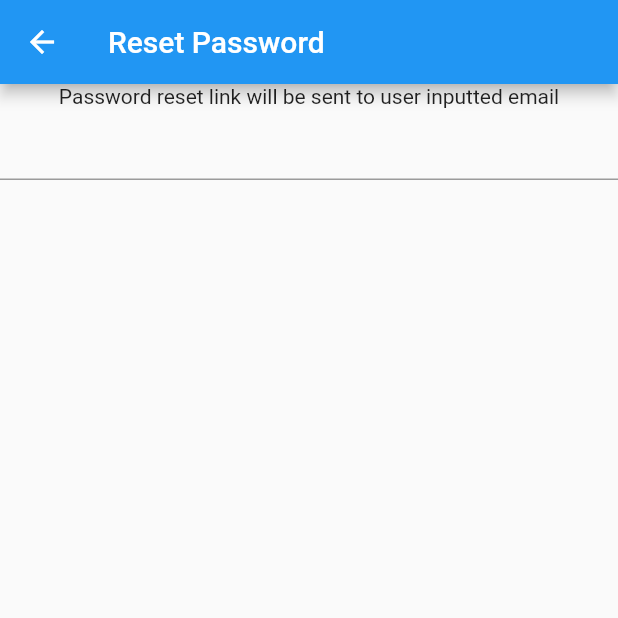
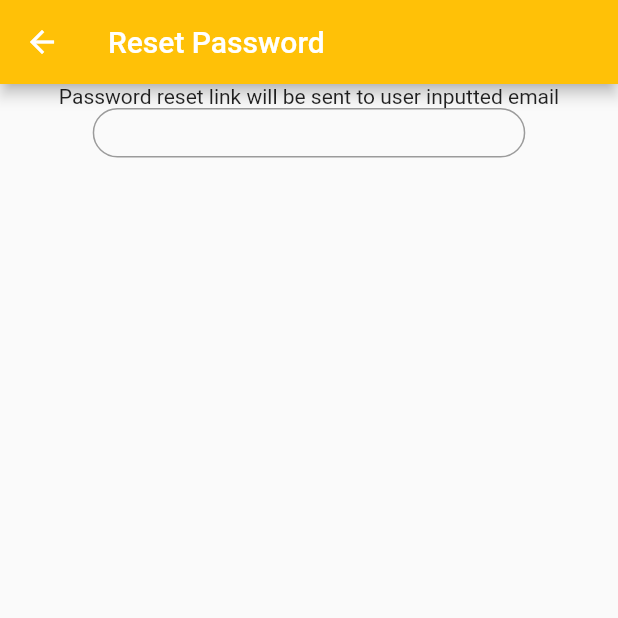
Before and after one commit to DarshanPZignuts/zig_app, a Flutter app: the ResetPassword screen opened directly, on a phone screen of 412 x 824 dp, the top half of it. Run offline on Flutter 3.47's test engine with Material 2 defaults, Android fonts, the phone set to English and light mode, and no system bars; our stand-ins replace firebase_auth, firebase_core; accounts and stored records are empty.

```diff
--- a/lib/main.dart
+++ b/lib/main.dart
@@ -18,7 +18,8 @@ class MyApp extends StatelessWidget {
 
   @override
   Widget build(BuildContext context) {
-    return const MaterialApp(
+    return MaterialApp(
+      theme: ThemeData(primaryColor: Colors.amber),
       debugShowCheckedModeBanner: false,
       home: SplashScreen(),
     );
--- a/lib/pages/resetpassword.dart
+++ b/lib/pages/resetpassword.dart
@@ -8,13 +8,30 @@ class ResetPassword extends StatelessWidget {
   @override
   Widget build(BuildContext context) {
     return Scaffold(
-      appBar: AppBar(title: Text("Reset Password")),
+      appBar: AppBar(
+        title: Text("Reset Password"),
+        backgroundColor: Theme.of(context).primaryColor,
+      ),
       body: Center(
           child: Container(
         child: Column(children: [
           Text("Password reset link will be sent to user inputted email"),
           Container(
-            child: TextField(),
+            height: MediaQuery.of(context).size.height * 0.04,
+            width: MediaQuery.of(context).size.width * 0.7,
+            child: TextField(
+              cursorHeight: 23,
+              cursorColor: Theme.of(context).primaryColor,
+              decoration: InputDecoration(
+                  focusedBorder: OutlineInputBorder(
+                      borderSide:
+                          BorderSide(color: Theme.of(context).primaryColor),
+                      borderRadius: BorderRadius.circular(20)),
+                  border: OutlineInputBorder(
+                      borderSide:
+                          BorderSide(color: Theme.of(context).primaryColor),
+                      borderRadius: BorderRadius.circular(20))),
+            ),
           )
         ]),
       )),
```
Also changed, not shown: lib/pages/login.dart (+44 -108 lines), 1 other file.
